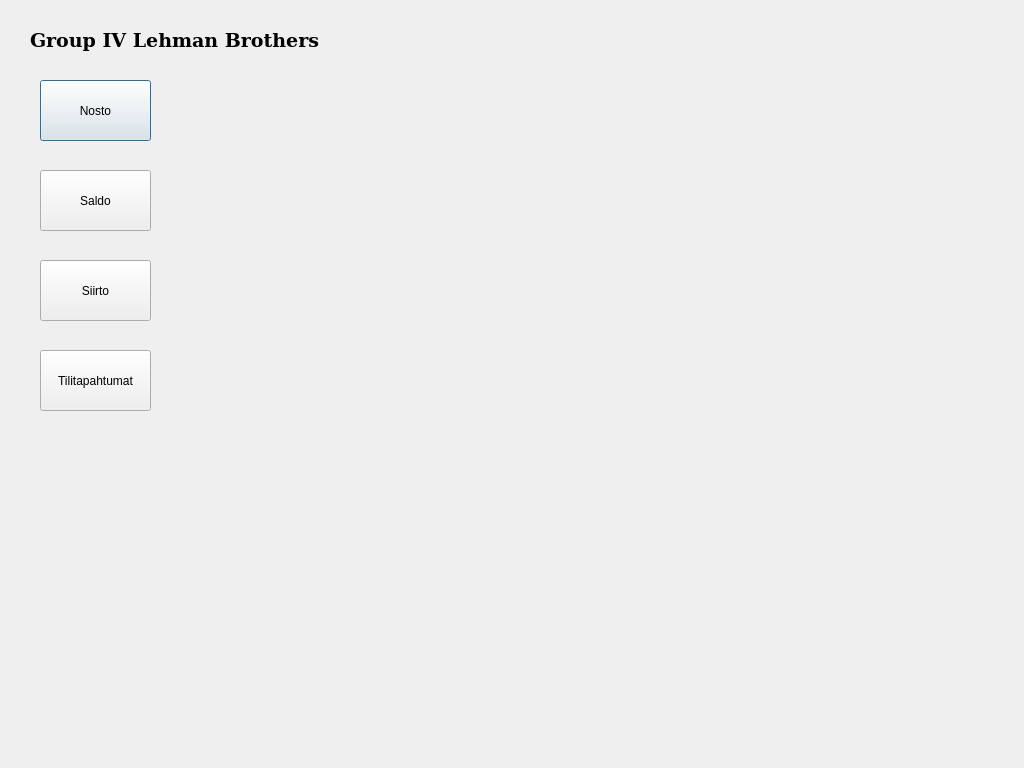
Above: bankautomat/valikko.ui from tvt21kmo-bank-project/group_4 before the change. Below: the same form after it.
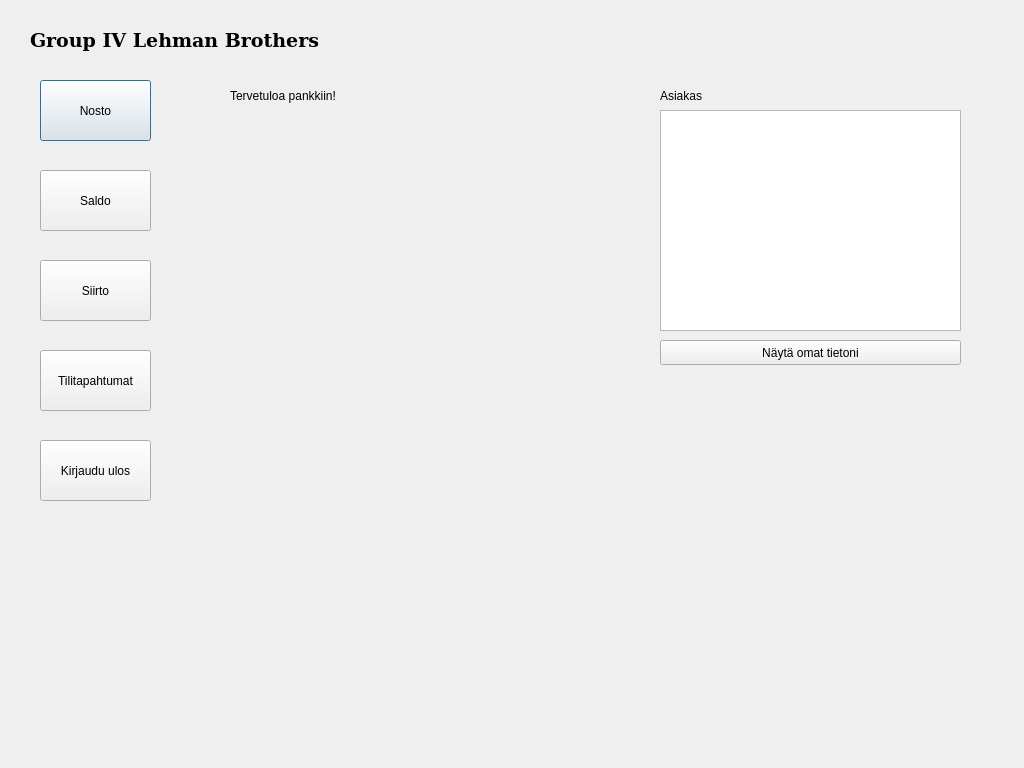
That is the form after the change.

The edit to the form file:
```diff
--- a/bankautomat/valikko.ui
+++ b/bankautomat/valikko.ui
@@ -89,6 +89,68 @@
     <string>Group IV Lehman Brothers</string>
    </property>
   </widget>
+  <widget class="QLabel" name="labelMainMenuWelcome">
+   <property name="geometry">
+    <rect>
+     <x>230</x>
+     <y>80</y>
+     <width>181</width>
+     <height>31</height>
+    </rect>
+   </property>
+   <property name="text">
+    <string>Tervetuloa pankkiin!</string>
+   </property>
+  </widget>
+  <widget class="QLabel" name="labelMainMenuCustomerInfoTitle">
+   <property name="geometry">
+    <rect>
+     <x>660</x>
+     <y>80</y>
+     <width>181</width>
+     <height>31</height>
+    </rect>
+   </property>
+   <property name="text">
+    <string>Asiakas</string>
+   </property>
+  </widget>
+  <widget class="QTextEdit" name="textEditNaytaAsiakasTiedot">
+   <property name="geometry">
+    <rect>
+     <x>660</x>
+     <y>110</y>
+     <width>301</width>
+     <height>221</height>
+    </rect>
+   </property>
+  </widget>
+  <widget class="QPushButton" name="btnKirjauduUlos">
+   <property name="geometry">
+    <rect>
+     <x>40</x>
+     <y>440</y>
+     <width>111</width>
+     <height>61</height>
+    </rect>
+   </property>
+   <property name="text">
+    <string>Kirjaudu ulos</string>
+   </property>
+  </widget>
+  <widget class="QPushButton" name="btnNaytaAsiakasTiedot">
+   <property name="geometry">
+    <rect>
+     <x>660</x>
+     <y>340</y>
+     <width>301</width>
+     <height>25</height>
+    </rect>
+   </property>
+   <property name="text">
+    <string>Näytä omat tietoni</string>
+   </property>
+  </widget>
  </widget>
  <resources/>
  <connections/>
```
